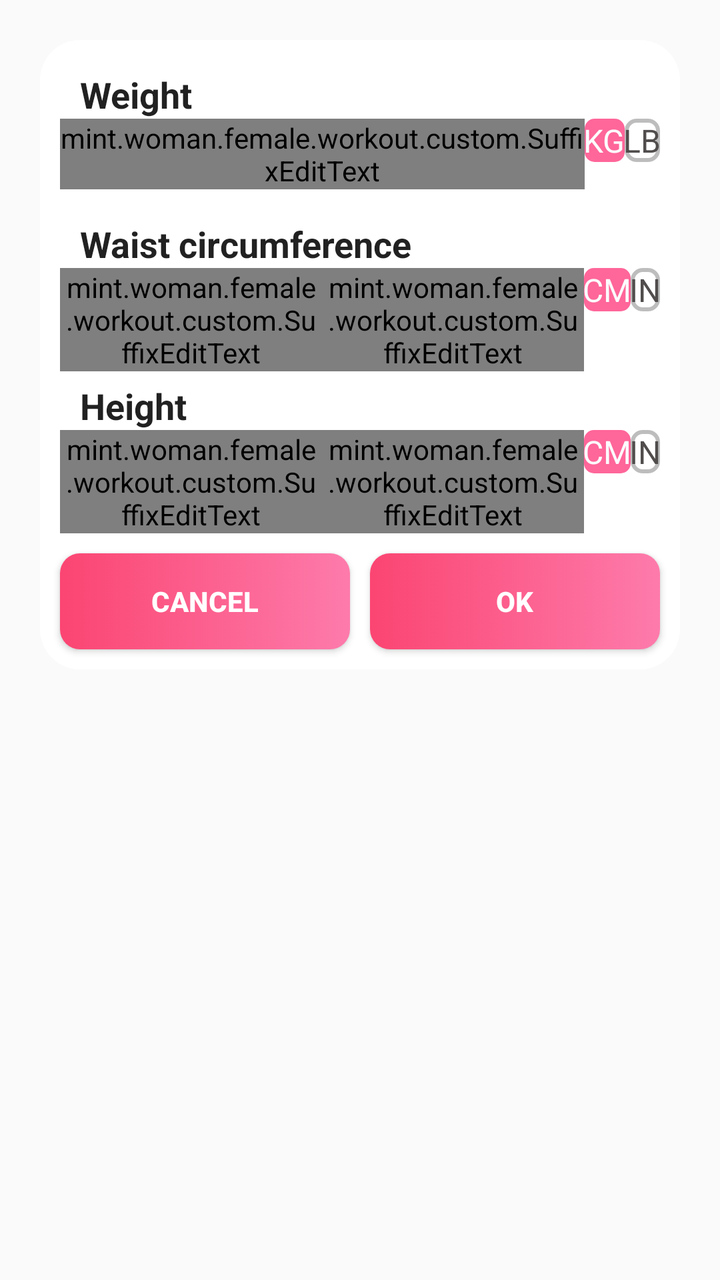
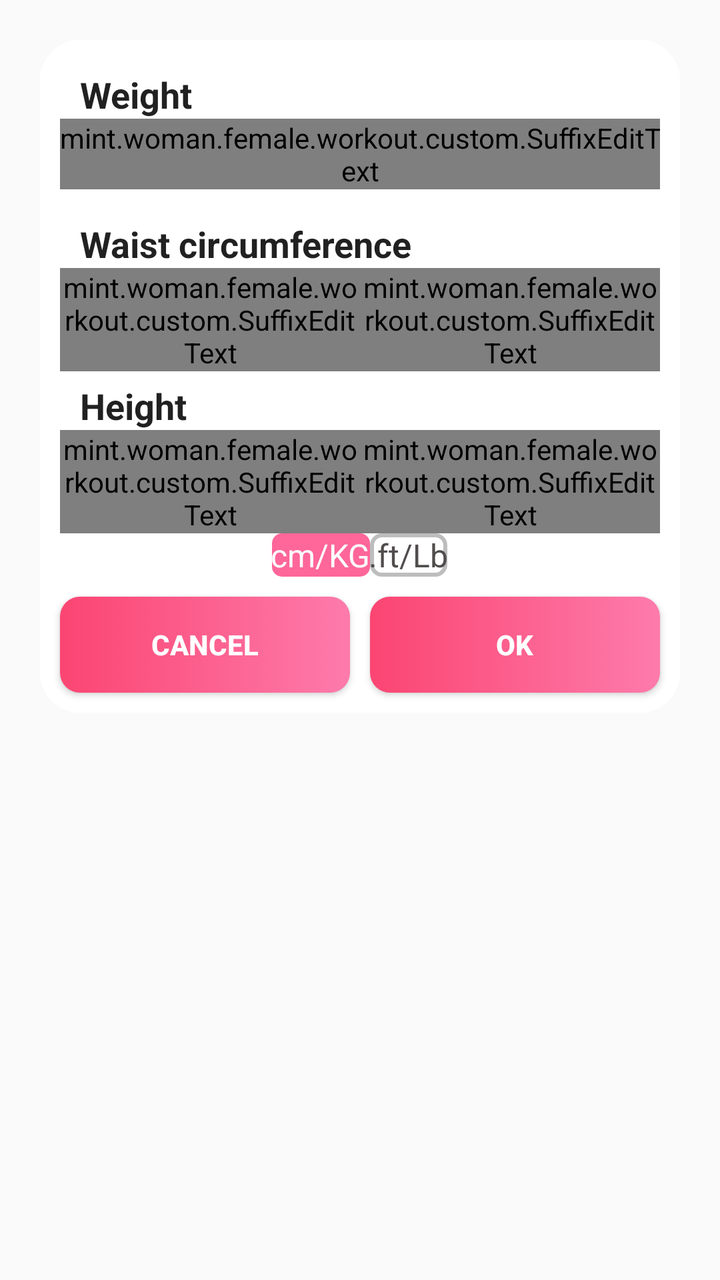

An Android layout rendered at two revisions. The XML below is the earlier revision; the diff shows what the commit changed to produce the second picture.
<!-- AndroidManifest.xml: application theme AppTheme -->
<!-- res/layout/dialog_weight.xml -->
<?xml version="1.0" encoding="utf-8"?>
<LinearLayout xmlns:android="http://schemas.android.com/apk/res/android"
    xmlns:app="http://schemas.android.com/apk/res-auto"
    xmlns:tools="http://schemas.android.com/tools"
    android:layout_width="match_parent"
    android:layout_height="wrap_content"
    android:gravity="right"
    android:orientation="vertical">

    <LinearLayout
        android:layout_width="match_parent"
        android:layout_height="wrap_content"
        android:layout_margin="20dp"
        android:background="@drawable/bg_week_item"
        android:orientation="vertical">

        <LinearLayout
            android:layout_width="match_parent"
            android:layout_height="match_parent"
            android:layout_marginLeft="10dp"
            android:layout_marginRight="10dp"
            android:layout_marginTop="10dp"
            android:orientation="vertical">

            <TextView
                android:layout_width="match_parent"
                android:layout_height="wrap_content"
                android:layout_marginLeft="10dp"
                android:layout_marginTop="5dp"
                android:layout_weight="1"
                android:text="@string/txt_weight"
                android:textAllCaps="false"
                android:textAppearance="@style/TextAppearance.AppCompat.Body1"
                android:textSize="18sp"
                android:textStyle="bold" />

            <LinearLayout
                android:layout_width="match_parent"
                android:layout_height="match_parent"
                android:layout_weight="1"
                android:orientation="horizontal">

                <mint.woman.female.workout.custom.SuffixEditText
                    android:id="@+id/edt_weight"
                    android:layout_width="0dp"
                    android:layout_height="wrap_content"
                    android:layout_marginBottom="10dp"
                    android:layout_weight="1"
                    android:ems="10"
                    android:gravity="center"
                    android:hint="0 KG"
                    android:inputType="numberDecimal"
                    android:maxLength="10"
                    android:textAppearance="@style/TextAppearance.AppCompat.Body1"
                    android:textSize="20sp"
                    android:textStyle="bold" />

                <RadioGroup
                    android:id="@+id/rgUnit"
                    android:layout_width="wrap_content"
                    android:layout_height="wrap_content"
                    android:layout_marginVertical="@dimen/_5sdp"
                    android:orientation="horizontal">

                    <RadioButton
                        android:id="@+id/rdKg"
                        android:layout_width="wrap_content"
                        android:layout_height="wrap_content"
                        android:background="@drawable/tab_color_selector"
                        android:button="@android:color/transparent"
                        android:checked="true"
                        android:paddingHorizontal="@dimen/_5sdp"
                        android:paddingVertical="@dimen/_5sdp"
                        android:text="KG"
                        android:textColor="@drawable/radio_button_text_selector"
                        android:textSize="16sp" />

                    <RadioButton
                        android:id="@+id/rdLb"
                        android:layout_width="wrap_content"
                        android:layout_height="wrap_content"
                        android:layout_marginLeft="@dimen/_5sdp"
                        android:background="@drawable/tab_color_selector"
                        android:button="@android:color/transparent"
                        android:checked="false"
                        android:paddingHorizontal="@dimen/_5sdp"
                        android:paddingVertical="@dimen/_5sdp"
                        android:text="LB"
                        android:textColor="@drawable/radio_button_text_selector"
                        android:textSize="16sp" />
                </RadioGroup>
            </LinearLayout>
        </LinearLayout>
        <LinearLayout
            android:layout_width="match_parent"
            android:layout_height="match_parent"
            android:layout_marginLeft="10dp"
            android:layout_marginRight="10dp"
            android:orientation="vertical">

            <TextView
                android:layout_width="match_parent"
                android:layout_height="wrap_content"
                android:layout_marginLeft="10dp"
                android:layout_marginTop="5dp"
                android:layout_weight="1"
                android:text="@string/txt_waist_circumference"
                android:textAllCaps="false"
                android:textAppearance="@style/TextAppearance.AppCompat.Body1"
                android:textSize="18sp"
                android:textStyle="bold" />

            <LinearLayout
                android:layout_width="match_parent"
                android:layout_height="match_parent"
                android:layout_weight="1"
                android:orientation="horizontal">

                <mint.woman.female.workout.custom.SuffixEditText
                    android:id="@+id/edt_waist"
                    android:layout_width="0dp"
                    android:layout_height="wrap_content"
                    android:layout_weight="1"
                    android:ems="10"
                    android:gravity="center"
                    android:inputType="numberDecimal"
                    android:maxLength="10"
                    android:textAppearance="@style/TextAppearance.AppCompat.Body1"
                    android:textSize="20sp"
                    android:textStyle="bold" />

                <mint.woman.female.workout.custom.SuffixEditText
                    android:id="@+id/edt_waist2"
                    android:layout_width="0dp"
                    android:layout_height="wrap_content"
                    android:layout_weight="1"
                    android:ems="10"
                    android:gravity="center"
                    android:inputType="numberDecimal"
                    android:maxLength="10"
                    android:textAppearance="@style/TextAppearance.AppCompat.Body1"
                    android:textSize="20sp"
                    android:textStyle="bold" />

                <RadioGroup
                    android:id="@+id/rgUnit1"
                    android:layout_width="wrap_content"
                    android:layout_height="wrap_content"
                    android:layout_marginVertical="@dimen/_5sdp"
                    android:orientation="horizontal">

                    <RadioButton
                        android:id="@+id/rdKg1"
                        android:layout_width="wrap_content"
                        android:layout_height="wrap_content"
                        android:background="@drawable/tab_color_selector"
                        android:button="@android:color/transparent"
                        android:checked="true"
                        android:paddingHorizontal="@dimen/_5sdp"
                        android:paddingVertical="@dimen/_5sdp"
                        android:text="CM"
                        android:textColor="@drawable/radio_button_text_selector"
                        android:textSize="16sp" />

                    <RadioButton
                        android:id="@+id/rdLb1"
                        android:layout_width="wrap_content"
                        android:layout_height="wrap_content"
                        android:layout_marginLeft="@dimen/_5sdp"
                        android:background="@drawable/tab_color_selector"
                        android:button="@android:color/transparent"
                        android:checked="false"
                        android:paddingHorizontal="@dimen/_5sdp"
                        android:paddingVertical="@dimen/_5sdp"
                        android:text="IN"
                        android:textColor="@drawable/radio_button_text_selector"
                        android:textSize="16sp" />
                </RadioGroup>
            </LinearLayout>
        </LinearLayout>
        <LinearLayout
            android:layout_width="match_parent"
            android:layout_height="match_parent"
            android:layout_marginLeft="10dp"
            android:layout_marginRight="10dp"
            android:orientation="vertical">

            <TextView
                android:layout_width="match_parent"
                android:layout_height="wrap_content"
                android:layout_marginLeft="10dp"
                android:layout_marginTop="5dp"
                android:layout_weight="1"
                android:text="@string/txt_height"
                android:textAllCaps="false"
                android:textAppearance="@style/TextAppearance.AppCompat.Body1"
                android:textSize="18sp"
                android:textStyle="bold" />

            <LinearLayout
                android:layout_width="match_parent"
                android:layout_height="match_parent"
                android:layout_weight="1"
                android:orientation="horizontal">

                <mint.woman.female.workout.custom.SuffixEditText
                    android:id="@+id/edt_height"
                    android:layout_width="wrap_content"
                    android:layout_height="wrap_content"
                    android:layout_weight="1"
                    android:ems="10"
                    android:gravity="center"
                    android:inputType="numberDecimal"
                    android:maxLength="10"
                    android:textSize="20sp"
                    android:textStyle="bold" />

                <mint.woman.female.workout.custom.SuffixEditText
                    android:id="@+id/edt_height_2"
                    android:layout_width="wrap_content"
                    android:layout_height="wrap_content"
                    android:layout_weight="1"
                    android:ems="10"
                    android:inputType="numberDecimal"
                    android:textSize="20sp" />

                <RadioGroup
                    android:id="@+id/rgUnit2"
                    android:layout_width="wrap_content"
                    android:layout_height="wrap_content"
                    android:layout_marginVertical="@dimen/_5sdp"
                    android:orientation="horizontal">

                    <RadioButton
                        android:id="@+id/rdKg2"
                        android:layout_width="wrap_content"
                        android:layout_height="wrap_content"
                        android:background="@drawable/tab_color_selector"
                        android:button="@android:color/transparent"
                        android:checked="true"
                        android:paddingHorizontal="@dimen/_5sdp"
                        android:paddingVertical="@dimen/_5sdp"
                        android:text="CM"
                        android:textColor="@drawable/radio_button_text_selector"
                        android:textSize="16sp" />

                    <RadioButton
                        android:id="@+id/rdLb2"
                        android:layout_width="wrap_content"
                        android:layout_height="wrap_content"
                        android:layout_marginLeft="@dimen/_5sdp"
                        android:background="@drawable/tab_color_selector"
                        android:button="@android:color/transparent"
                        android:checked="false"
                        android:paddingHorizontal="@dimen/_5sdp"
                        android:paddingVertical="@dimen/_5sdp"
                        android:text="IN"
                        android:textColor="@drawable/radio_button_text_selector"
                        android:textSize="16sp" />
                </RadioGroup>
            </LinearLayout>
        </LinearLayout>

        <LinearLayout
            android:layout_width="match_parent"
            android:layout_height="match_parent"
            android:gravity="center"
            android:orientation="horizontal">

            <Button
                android:id="@+id/btn_cancel_weight"
                android:layout_width="match_parent"
                android:layout_height="wrap_content"
                android:layout_marginEnd="5dp"
                android:layout_marginLeft="10dp"
                android:layout_marginRight="5dp"
                android:layout_marginStart="10dp"
                android:layout_weight="1"
                android:background="@drawable/background_button_bound"
                android:text="@android:string/cancel"
                android:textColor="@color/White"
                android:textStyle="bold" />

            <Button
                android:id="@+id/btn_enter_weight"
                android:layout_width="match_parent"
                android:layout_height="wrap_content"
                android:layout_marginBottom="10dp"
                android:layout_marginEnd="10dp"
                android:layout_marginLeft="5dp"
                android:layout_marginRight="10dp"
                android:layout_marginStart="5dp"
                android:layout_marginTop="10dp"
                android:layout_weight="1"
                android:background="@drawable/background_button_bound"
                android:text="@android:string/ok"
                android:textColor="@color/White"
                android:textStyle="bold" />
        </LinearLayout>
    </LinearLayout>

</LinearLayout>
<!-- resources referenced by this layout -->
<resources>
  <color name="White">#FFFFFF</color>
  <!-- drawable background_button_bound (drawable) -->
  <?xml version="1.0" encoding="utf-8"?>
  <selector xmlns:android="http://schemas.android.com/apk/res/android" >
      <item android:state_pressed="true" >
          <shape android:shape="rectangle"  >
              <corners android:radius="10dp" />
              <solid android:color="@color/Gray"/>
          </shape>
      </item>
      <item >
          <shape android:shape="rectangle"  >
              <corners android:radius="10dp" />
  
              <gradient
                  android:angle="0"
                  android:endColor="@color/red_FD7B"
                  android:startColor="@color/red_FB45" />
          </shape>
      </item>
  </selector>
  <!-- drawable bg_week_item (drawable) -->
  <?xml version="1.0" encoding="utf-8"?>
  <selector xmlns:android="http://schemas.android.com/apk/res/android" >
      <item android:state_pressed="true" >
          <shape android:shape="rectangle"  >
              <corners android:radius="20dp" />
              <solid android:color="#FFEB3B"/>
          </shape>
      </item>
      <item >
          <shape android:shape="rectangle"  >
              <corners android:radius="20dp" />
              <solid android:color="@color/colorBackground"/>
          </shape>
      </item>
  </selector>
  <!-- drawable radio_button_text_selector (drawable) -->
  <?xml version="1.0" encoding="utf-8"?>
  <selector xmlns:android="http://schemas.android.com/apk/res/android">
      <item android:state_focused="true"
          android:color="#2196F3" />
  
      <item
          android:state_pressed="true"
          android:state_enabled="false"
          android:color="#4CAF50" />
  
      <item android:color="#FCFCFD"
          android:state_checked="true"/>
  
      <item
          android:state_enabled="false"
          android:color="#2196F3" />
  
      <item android:color="#514D4D" />
  </selector>
  <!-- drawable tab_color_selector (drawable) -->
  <?xml version="1.0" encoding="utf-8"?>
  <selector xmlns:android="http://schemas.android.com/apk/res/android">
      <item android:state_selected="true">
          <shape android:shape="rectangle"  >
              <corners android:radius="5dp" />
              <solid android:color="@color/colorAccent"/>
          </shape>
      </item>
      <item android:state_checked="true">
          <shape android:shape="rectangle"  >
              <corners android:radius="5dp" />
              <solid android:color="@color/colorAccent"/>
          </shape>
      </item>
      <item>
          <shape android:shape="rectangle"  >
              <corners android:radius="5dp" />
              <stroke
                  android:width="2dp"
                  android:color="@color/gray_400"/>
          </shape>
      </item>
  </selector>
  <string name="txt_height">Height</string>
  <string name="txt_waist_circumference">Waist circumference</string>
  <string name="txt_weight">Weight</string>
  <style name="AppTheme" parent="Theme.AppCompat.DayNight.DarkActionBar">
          <item name="android:windowAnimationStyle">@style/animfade</item>
          <item name="colorPrimary">@color/colorPrimary</item>
          <item name="colorPrimaryDark">@color/colorPrimaryDark</item>
          <item name="colorAccent">@color/colorAccent</item>
      </style>
  <color name="Gray">#808080</color>
  <color name="red_FD7B">#fd7bab</color>
  <color name="red_FB45">#fb4572</color>
  <color name="colorBackground">#FFFFFF</color>
  <color name="colorAccent">#ff6699</color>
  <color name="gray_400">#FFBDBDBD</color>
  <style name="animfade" parent="@android:style/Animation.Activity">
          <item name="android:activityOpenEnterAnimation">@anim/slide_in_from_right</item>
          <item name="android:activityOpenExitAnimation">@anim/slide_out_to_left</item>
          <item name="android:activityCloseEnterAnimation">@anim/slide_in_from_left</item>
          <item name="android:activityCloseExitAnimation">@anim/slide_out_to_right</item>
      </style>
  <color name="colorPrimary">#E91E63</color>
  <color name="colorPrimaryDark">#E91E63</color>
</resources>

<!-- the commit's change to res/layout/dialog_weight.xml (unified diff, before → after) -->
@@ -11,6 +11,7 @@
         android:layout_width="match_parent"
         android:layout_height="wrap_content"
         android:layout_margin="20dp"
+        android:gravity="center"
         android:background="@drawable/bg_week_item"
         android:orientation="vertical">
 
@@ -55,40 +56,7 @@
                     android:textSize="20sp"
                     android:textStyle="bold" />
 
-                <RadioGroup
-                    android:id="@+id/rgUnit"
-                    android:layout_width="wrap_content"
-                    android:layout_height="wrap_content"
-                    android:layout_marginVertical="@dimen/_5sdp"
-                    android:orientation="horizontal">
-
-                    <RadioButton
-                        android:id="@+id/rdKg"
-                        android:layout_width="wrap_content"
-                        android:layout_height="wrap_content"
-                        android:background="@drawable/tab_color_selector"
-                        android:button="@android:color/transparent"
-                        android:checked="true"
-                        android:paddingHorizontal="@dimen/_5sdp"
-                        android:paddingVertical="@dimen/_5sdp"
-                        android:text="KG"
-                        android:textColor="@drawable/radio_button_text_selector"
-                        android:textSize="16sp" />
-
-                    <RadioButton
-                        android:id="@+id/rdLb"
-                        android:layout_width="wrap_content"
-                        android:layout_height="wrap_content"
-                        android:layout_marginLeft="@dimen/_5sdp"
-                        android:background="@drawable/tab_color_selector"
-                        android:button="@android:color/transparent"
-                        android:checked="false"
-                        android:paddingHorizontal="@dimen/_5sdp"
-                        android:paddingVertical="@dimen/_5sdp"
-                        android:text="LB"
-                        android:textColor="@drawable/radio_button_text_selector"
-                        android:textSize="16sp" />
-                </RadioGroup>
+
             </LinearLayout>
         </LinearLayout>
         <LinearLayout
@@ -142,40 +110,6 @@
                     android:textSize="20sp"
                     android:textStyle="bold" />
 
-                <RadioGroup
-                    android:id="@+id/rgUnit1"
-                    android:layout_width="wrap_content"
-                    android:layout_height="wrap_content"
-                    android:layout_marginVertical="@dimen/_5sdp"
-                    android:orientation="horizontal">
-
-                    <RadioButton
-                        android:id="@+id/rdKg1"
-                        android:layout_width="wrap_content"
-                        android:layout_height="wrap_content"
-                        android:background="@drawable/tab_color_selector"
-                        android:button="@android:color/transparent"
-                        android:checked="true"
-                        android:paddingHorizontal="@dimen/_5sdp"
-                        android:paddingVertical="@dimen/_5sdp"
-                        android:text="CM"
-                        android:textColor="@drawable/radio_button_text_selector"
-                        android:textSize="16sp" />
-
-                    <RadioButton
-                        android:id="@+id/rdLb1"
-                        android:layout_width="wrap_content"
-                        android:layout_height="wrap_content"
-                        android:layout_marginLeft="@dimen/_5sdp"
-                        android:background="@drawable/tab_color_selector"
-                        android:button="@android:color/transparent"
-                        android:checked="false"
-                        android:paddingHorizontal="@dimen/_5sdp"
-                        android:paddingVertical="@dimen/_5sdp"
-                        android:text="IN"
-                        android:textColor="@drawable/radio_button_text_selector"
-                        android:textSize="16sp" />
-                </RadioGroup>
             </LinearLayout>
         </LinearLayout>
         <LinearLayout
@@ -224,43 +158,42 @@
                     android:inputType="numberDecimal"
                     android:textSize="20sp" />
 
-                <RadioGroup
-                    android:id="@+id/rgUnit2"
-                    android:layout_width="wrap_content"
-                    android:layout_height="wrap_content"
-                    android:layout_marginVertical="@dimen/_5sdp"
-                    android:orientation="horizontal">
-
-                    <RadioButton
-                        android:id="@+id/rdKg2"
-                        android:layout_width="wrap_content"
-                        android:layout_height="wrap_content"
-                        android:background="@drawable/tab_color_selector"
-                        android:button="@android:color/transparent"
-                        android:checked="true"
-                        android:paddingHorizontal="@dimen/_5sdp"
-                        android:paddingVertical="@dimen/_5sdp"
-                        android:text="CM"
-                        android:textColor="@drawable/radio_button_text_selector"
-                        android:textSize="16sp" />
-
-                    <RadioButton
-                        android:id="@+id/rdLb2"
-                        android:layout_width="wrap_content"
-                        android:layout_height="wrap_content"
-                        android:layout_marginLeft="@dimen/_5sdp"
-                        android:background="@drawable/tab_color_selector"
-                        android:button="@android:color/transparent"
-                        android:checked="false"
-                        android:paddingHorizontal="@dimen/_5sdp"
-                        android:paddingVertical="@dimen/_5sdp"
-                        android:text="IN"
-                        android:textColor="@drawable/radio_button_text_selector"
-                        android:textSize="16sp" />
-                </RadioGroup>
             </LinearLayout>
         </LinearLayout>
-
+        <RadioGroup
+            android:id="@+id/rgUnit"
+            android:layout_width="wrap_content"
+            android:layout_height="wrap_content"
+            android:layout_marginVertical="@dimen/_5sdp"
+            android:orientation="horizontal">
+
+            <RadioButton
+                android:id="@+id/rdKg"
+                android:layout_width="wrap_content"
+                android:layout_height="wrap_content"
+                android:background="@drawable/tab_color_selector"
+                android:button="@android:color/transparent"
+                android:checked="true"
+                android:paddingHorizontal="@dimen/_5sdp"
+                android:paddingVertical="@dimen/_5sdp"
+                android:text="cm/KG"
+                android:textColor="@drawable/radio_button_text_selector"
+                android:textSize="16sp" />
+
+            <RadioButton
+                android:id="@+id/rdLb"
+                android:layout_width="wrap_content"
+                android:layout_height="wrap_content"
+                android:layout_marginLeft="@dimen/_5sdp"
+                android:background="@drawable/tab_color_selector"
+                android:button="@android:color/transparent"
+                android:checked="false"
+                android:paddingHorizontal="@dimen/_5sdp"
+                android:paddingVertical="@dimen/_5sdp"
+                android:text=".ft/Lb"
+                android:textColor="@drawable/radio_button_text_selector"
+                android:textSize="16sp" />
+        </RadioGroup>
         <LinearLayout
             android:layout_width="match_parent"
             android:layout_height="match_parent"
